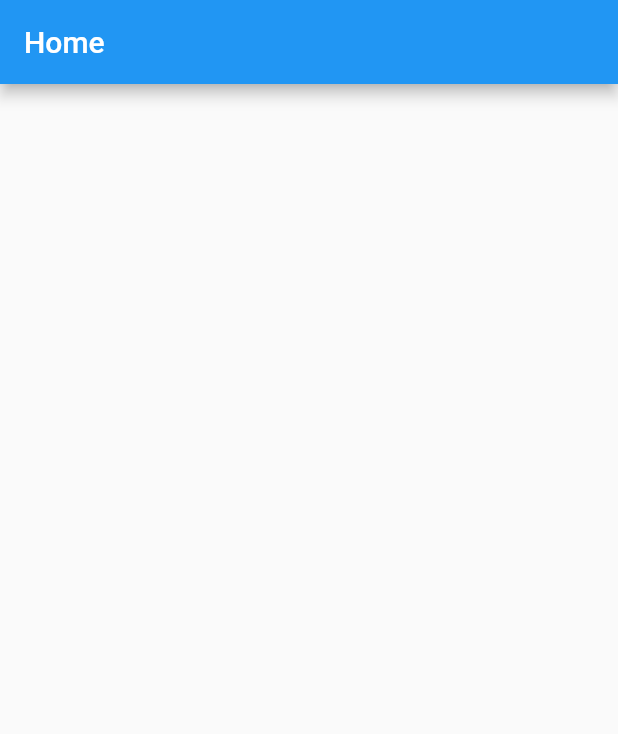
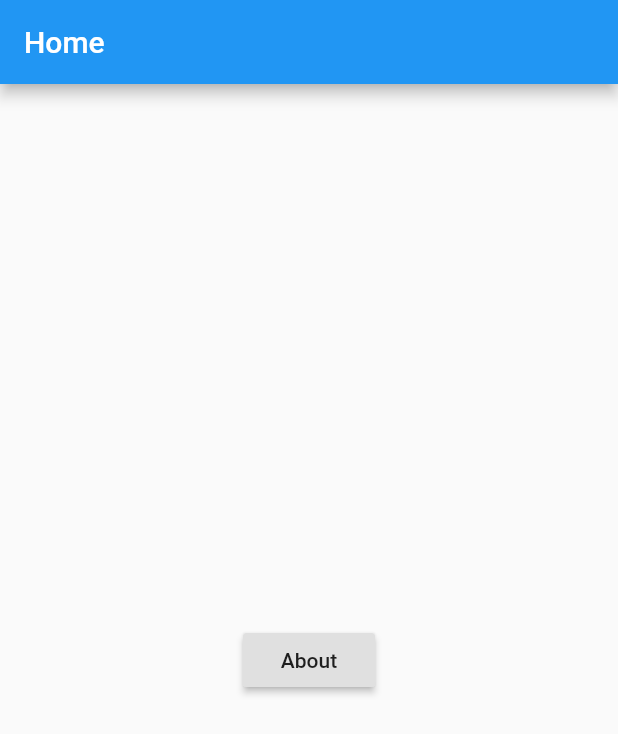
Before and after one commit to Un-dev/Projet-AcLab, a Flutter app: the screen it shows after launch, on a phone screen of 412 x 824 dp. Shown: the top 734 px of the screen. Run offline on Flutter 3.47's test engine with Material 2 defaults, Android fonts, the phone set to English and light mode, and no system bars.

Commit message:
:sparkles: Home and about functionnal

```diff
--- a/netlab/lib/Screens/Home/home.dart
+++ b/netlab/lib/Screens/Home/home.dart
@@ -1,36 +1,22 @@
 import 'package:flutter/material.dart';
 
-class Home extends StatefulWidget {
-  Home({Key key, this.title}) : super(key: key);
-
-  // This widget is the home page of your application. It is stateful, meaning
-  // that it has a State object (defined below) that contains fields that affect
-  // how it looks.
-
-  // This class is the configuration for the state. It holds the values (in this
-  // case the title) provided by the parent (in this case the App widget) and
-  // used by the build method of the State. Fields in a Widget subclass are
-  // always marked "final".
-
-  final String title;
-
-  @override
-  _HomeState createState() => _HomeState();
-}
-
-class _HomeState extends State<Home> {
-  int _counter = 0;
-
-  void _incrementCounter() {
-    setState(() {
-      _counter++;
-    });
-  }
-
+class Home extends StatelessWidget {
   @override
   Widget build(BuildContext context) {
     return Scaffold(
-      appBar: AppBar(title: Text('Home')),
-    );
+        appBar: AppBar(title: Text('Home')),
+        body: Center(
+          child: Column(
+            mainAxisSize: MainAxisSize.min,
+            children: <Widget>[
+              RaisedButton(
+                child: Text('About'),
+                onPressed: () {
+                  Navigator.of(context).pushNamed('/about');
+                },
+              )
+            ],
+          ),
+        ));
   }
 }
```
Also changed, not shown: netlab/lib/Screens/About/about.dart (+1 -18 lines).
